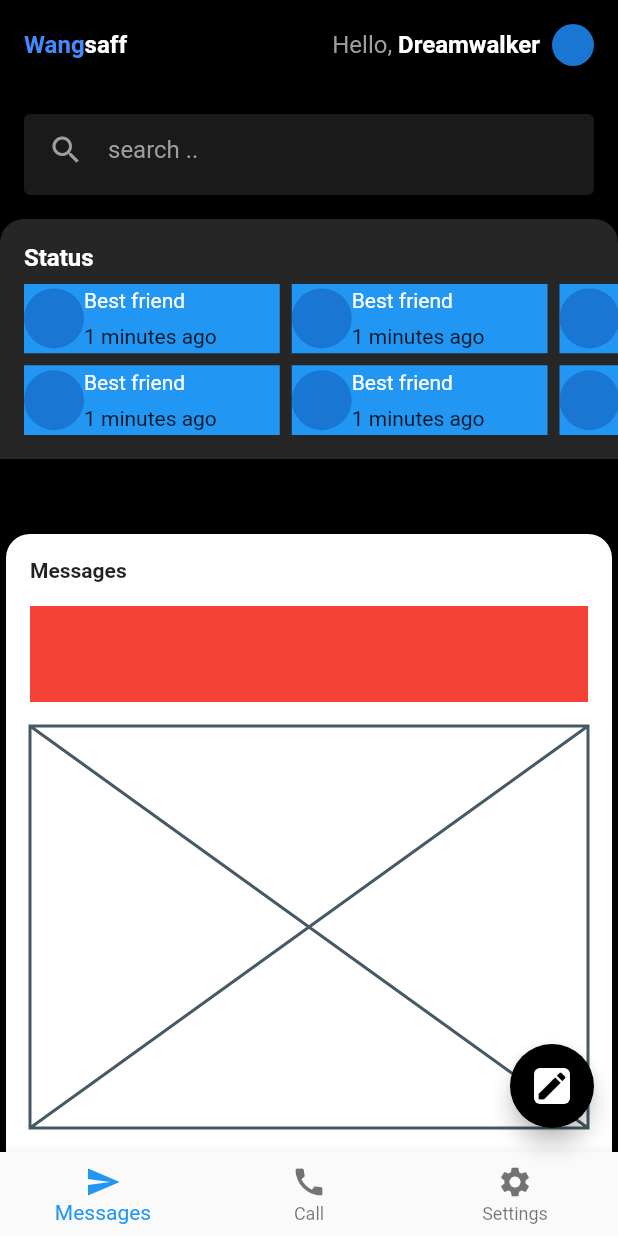
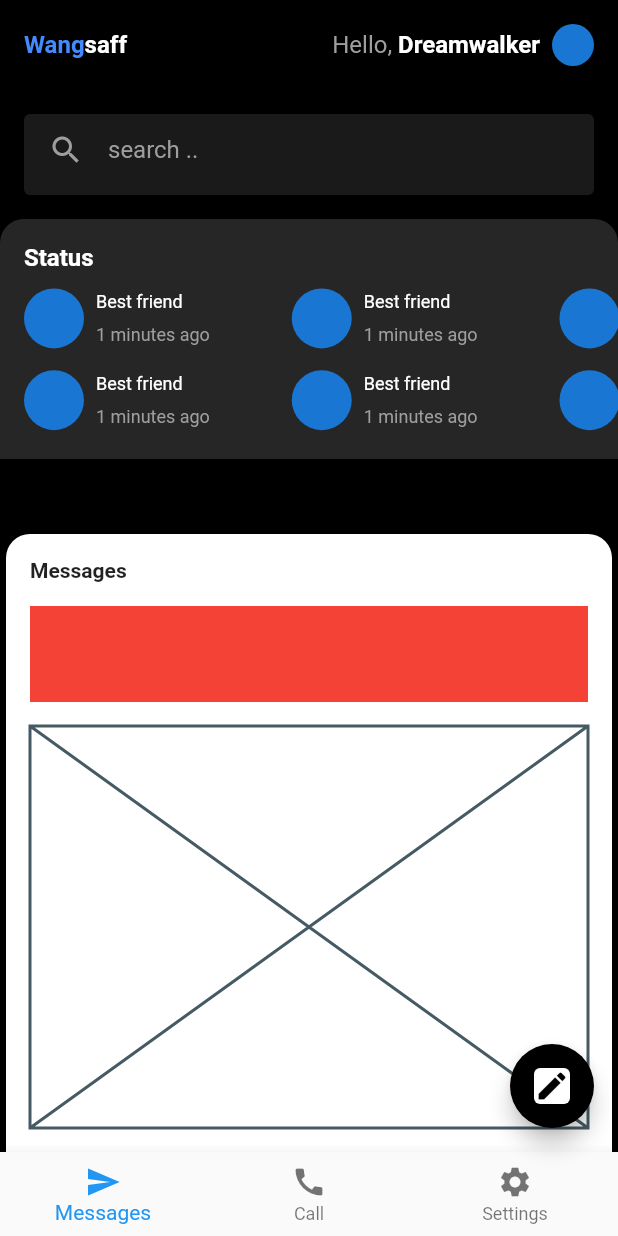
Before and after one commit to JAICHANGPARK/flutter_notebook_19th_story, a Flutter app: the screen it shows after launch, on a phone screen of 412 x 824 dp. Run offline on Flutter 3.47's test engine with Material 2 defaults, Android fonts, the phone set to English and light mode, and no system bars; our stand-ins replace cached_network_image, countup, fl_chart, flutter_riverpod, freezed_annotation, smooth_page_indicator and 1 more.

Commit message:
Update mobile_chat_home_page.dart

```diff
--- a/lib/ep1124_mobile_chat_app/src/ui/mobile_chat_home_page.dart
+++ b/lib/ep1124_mobile_chat_app/src/ui/mobile_chat_home_page.dart
@@ -143,24 +143,30 @@ class _MobileChatHomePageState extends State<MobileChatHomePage> {
                               childAspectRatio: 6 / 22,
                             ),
                             itemBuilder: (context, index) {
-                              return Container(
-                                color: Colors.blue,
-                                child: Row(
-                                  children: [
-                                    CircleAvatar(),
-                                    Column(
+                              return Row(
+                                children: [
+                                  CircleAvatar(),
+                                  Padding(
+                                    padding: const EdgeInsets.only(left: 8),
+                                    child: Column(
                                       mainAxisAlignment: MainAxisAlignment.center,
                                       crossAxisAlignment: CrossAxisAlignment.start,
                                       children: [
-                                        Text("Best friend", style: TextStyle(
-                                          color: Colors.white,
-                                        ),),
-                                        SizedBox(height: 8,),
-                                        Text("1 minutes ago")
+                                        Text(
+                                          "Best friend",
+                                          style: TextStyle(color: Colors.white, fontSize: 12),
+                                        ),
+                                        SizedBox(
+                                          height: 8,
+                                        ),
+                                        Text(
+                                          "1 minutes ago",
+                                          style: TextStyle(color: Colors.grey, fontSize: 12),
+                                        )
                                       ],
-                                    )
-                                  ],
-                                ),
+                                    ),
+                                  )
+                                ],
                               );
                             },
                           ),
```
